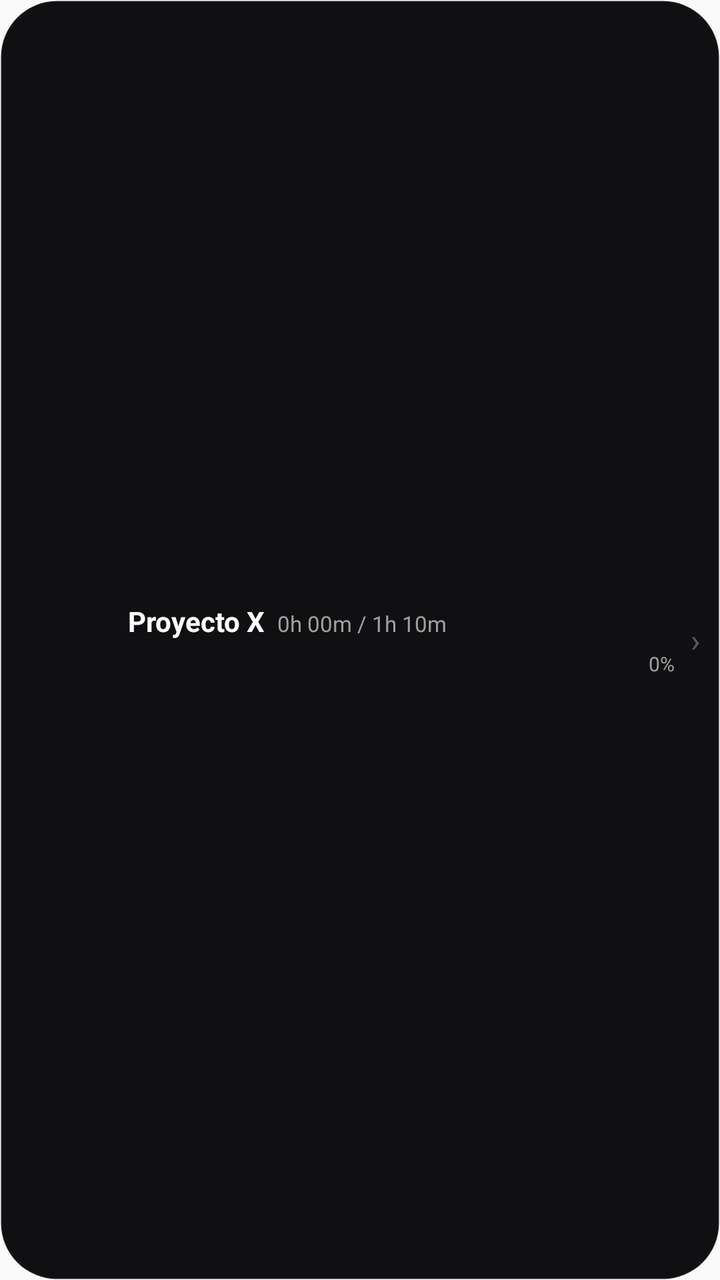
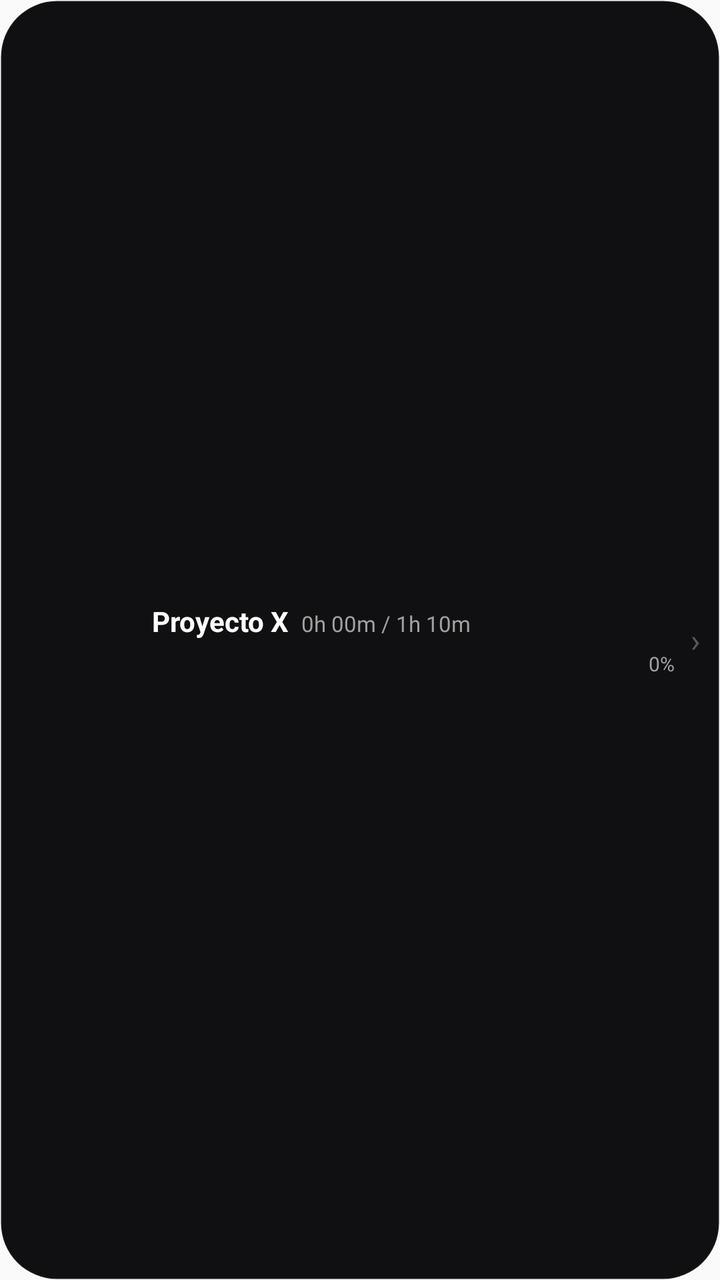

An Android layout rendered at two revisions. The XML below is the earlier revision; the diff shows what the commit changed to produce the second picture.
<!-- AndroidManifest.xml: application theme AppTheme -->
<!-- res/layout/widget_project_progress.xml -->
<?xml version="1.0" encoding="utf-8"?>
<FrameLayout xmlns:android="http://schemas.android.com/apk/res/android"
    android:layout_width="match_parent"
    android:layout_height="match_parent">

    
    <ImageView
        android:id="@+id/project_background_image"
        android:layout_width="match_parent"
        android:layout_height="match_parent"
        android:scaleType="fitXY"
        android:src="@drawable/widget_background" />

    
    <LinearLayout
        android:id="@+id/project_unconfigured_layout"
        android:layout_width="match_parent"
        android:layout_height="match_parent"
        android:gravity="center"
        android:orientation="vertical"
        android:padding="8dp"
        android:visibility="gone">

        <Button
            android:id="@+id/btn_select_project"
            android:layout_width="wrap_content"
            android:layout_height="wrap_content"
            android:text="Selecciona el proyecto"
            android:textColor="#FFFFFF"
            android:textSize="12sp"
            android:textStyle="bold"
            android:backgroundTint="#26FFFFFF"
            android:textAllCaps="false" />

    </LinearLayout>

    
    <RelativeLayout
        android:id="@+id/project_configured_layout"
        android:layout_width="match_parent"
        android:layout_height="match_parent"
        android:padding="10dp"
        android:visibility="visible">

        
        <ImageView
            android:id="@+id/project_glow_background"
            android:layout_width="match_parent"
            android:layout_height="match_parent"
            android:scaleType="fitXY" />

        <LinearLayout
            android:layout_width="match_parent"
            android:layout_height="match_parent"
            android:gravity="center_vertical"
            android:orientation="horizontal">

            
            <FrameLayout
                android:id="@+id/project_play_btn"
                android:layout_width="44dp"
                android:layout_height="44dp"
                android:layout_marginEnd="10dp"
                android:clickable="true"
                android:focusable="true">

                <ImageView
                    android:id="@+id/project_play_image"
                    android:layout_width="match_parent"
                    android:layout_height="match_parent"
                    android:scaleType="fitXY" />

            </FrameLayout>

            
            <LinearLayout
                android:layout_width="0dp"
                android:layout_height="wrap_content"
                android:layout_weight="1"
                android:orientation="vertical">

                
                <LinearLayout
                    android:layout_width="match_parent"
                    android:layout_height="wrap_content"
                    android:orientation="horizontal"
                    android:gravity="bottom">

                    <TextView
                        android:id="@+id/project_title"
                        android:layout_width="wrap_content"
                        android:layout_height="wrap_content"
                        android:textColor="#FFFFFF"
                        android:textSize="14sp"
                        android:textStyle="bold"
                        android:maxLines="1"
                        android:ellipsize="end"
                        android:text="Proyecto X"
                        android:layout_marginEnd="6dp" />

                    <TextView
                        android:id="@+id/project_time_fraction"
                        android:layout_width="wrap_content"
                        android:layout_height="wrap_content"
                        android:textColor="#A0A0A0"
                        android:textSize="11sp"
                        android:text="0h 00m / 1h 10m" />

                </LinearLayout>

                
                <LinearLayout
                    android:layout_width="match_parent"
                    android:layout_height="wrap_content"
                    android:orientation="horizontal"
                    android:gravity="center_vertical"
                    android:layout_marginTop="5dp">

                    <FrameLayout
                        android:layout_width="0dp"
                        android:layout_height="6dp"
                        android:layout_weight="1"
                        android:background="@android:color/transparent">

                        <ImageView
                            android:id="@+id/project_progress_bar_fill"
                            android:layout_width="match_parent"
                            android:layout_height="match_parent"
                            android:scaleType="fitXY" />

                    </FrameLayout>

                    <TextView
                        android:id="@+id/project_percentage_text"
                        android:layout_width="wrap_content"
                        android:layout_height="wrap_content"
                        android:textColor="#A0A0A0"
                        android:textSize="10sp"
                        android:layout_marginStart="8dp"
                        android:text="0%" />

                </LinearLayout>

            </LinearLayout>

            
            <TextView
                android:id="@+id/project_chevron"
                android:layout_width="wrap_content"
                android:layout_height="wrap_content"
                android:layout_marginStart="8dp"
                android:textColor="#4DFFFFFF"
                android:textSize="16sp"
                android:text="›" />

        </LinearLayout>

    </RelativeLayout>
</FrameLayout>
<!-- resources referenced by this layout -->
<resources>
  <!-- drawable widget_background (drawable) -->
  <?xml version="1.0" encoding="utf-8"?>
  <shape xmlns:android="http://schemas.android.com/apk/res/android"
      android:shape="rectangle">
      <solid android:color="#F0020204" />
      <corners android:radius="28dp" />
      <stroke
          android:width="1dp"
          android:color="#0DFFFFFF" />
  </shape>
  <style name="AppTheme" parent="Theme.AppCompat.Light.DarkActionBar">
          
          <item name="colorPrimary">@color/colorPrimary</item>
          <item name="colorPrimaryDark">@color/colorPrimaryDark</item>
          <item name="colorAccent">@color/colorAccent</item>
      </style>
</resources>

<!-- the commit's change to res/layout/widget_project_progress.xml (unified diff, before → after) -->
@@ -60,6 +60,7 @@
                 android:id="@+id/project_play_btn"
                 android:layout_width="44dp"
                 android:layout_height="44dp"
+                android:layout_marginStart="12dp"
                 android:layout_marginEnd="10dp"
                 android:clickable="true"
                 android:focusable="true">
